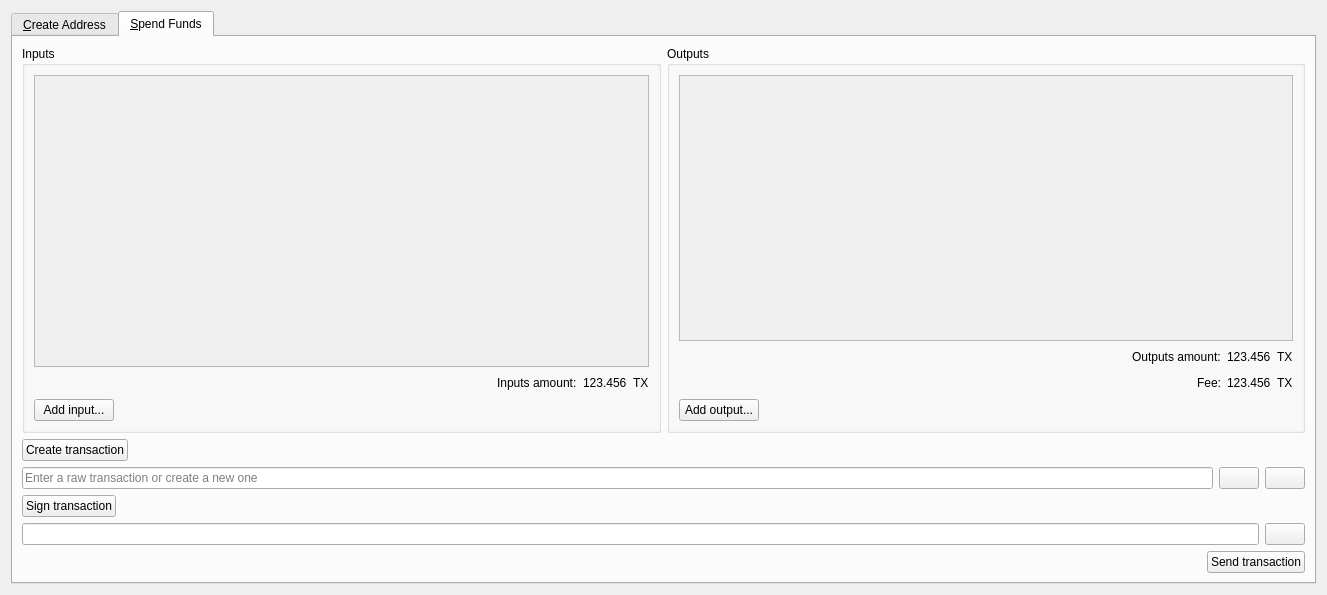
Above: src/qt/forms/multisigdialog.ui from willemjez/ion-old before the change. Below: the same form after it.
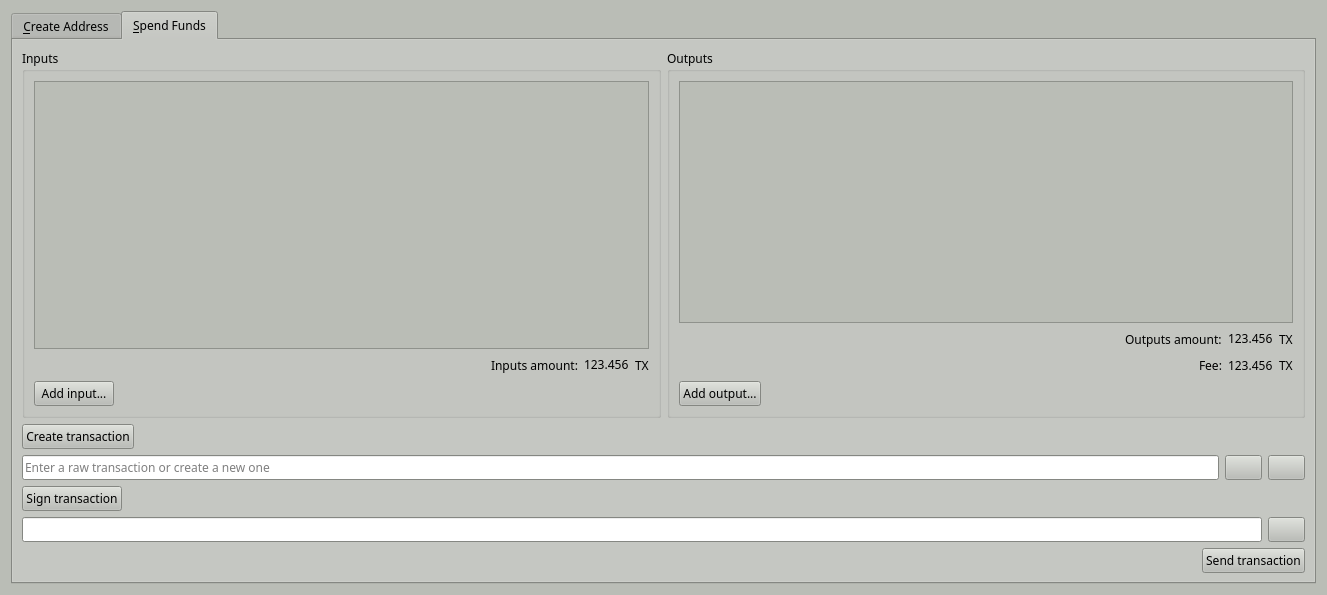
That is the form after the change. The open tabs and pages were chosen to show the change. Icons and pictures are not drawn.

Commit message: 🛠️🛠️🐼 Design, about window 💩 flushed 🚽, 😳files except src dir replaced😳

The edit to the form file:
```diff
--- a/src/qt/forms/multisigdialog.ui
+++ b/src/qt/forms/multisigdialog.ui
@@ -10,6 +10,426 @@
     <height>595</height>
    </rect>
   </property>
+  <property name="palette">
+   <palette>
+    <active>
+     <colorrole role="WindowText">
+      <brush brushstyle="SolidPattern">
+       <color alpha="255">
+        <red>0</red>
+        <green>0</green>
+        <blue>0</blue>
+       </color>
+      </brush>
+     </colorrole>
+     <colorrole role="Button">
+      <brush brushstyle="SolidPattern">
+       <color alpha="255">
+        <red>186</red>
+        <green>189</green>
+        <blue>182</blue>
+       </color>
+      </brush>
+     </colorrole>
+     <colorrole role="Light">
+      <brush brushstyle="SolidPattern">
+       <color alpha="255">
+        <red>255</red>
+        <green>255</green>
+        <blue>255</blue>
+       </color>
+      </brush>
+     </colorrole>
+     <colorrole role="Midlight">
+      <brush brushstyle="SolidPattern">
+       <color alpha="255">
+        <red>220</red>
+        <green>222</green>
+        <blue>218</blue>
+       </color>
+      </brush>
+     </colorrole>
+     <colorrole role="Dark">
+      <brush brushstyle="SolidPattern">
+       <color alpha="255">
+        <red>93</red>
+        <green>94</green>
+        <blue>91</blue>
+       </color>
+      </brush>
+     </colorrole>
+     <colorrole role="Mid">
+      <brush brushstyle="SolidPattern">
+       <color alpha="255">
+        <red>124</red>
+        <green>126</green>
+        <blue>121</blue>
+       </color>
+      </brush>
+     </colorrole>
+     <colorrole role="Text">
+      <brush brushstyle="SolidPattern">
+       <color alpha="255">
+        <red>0</red>
+        <green>0</green>
+        <blue>0</blue>
+       </color>
+      </brush>
+     </colorrole>
+     <colorrole role="BrightText">
+      <brush brushstyle="SolidPattern">
+       <color alpha="255">
+        <red>255</red>
+        <green>255</green>
+        <blue>255</blue>
+       </color>
+      </brush>
+     </colorrole>
+     <colorrole role="ButtonText">
+      <brush brushstyle="SolidPattern">
+       <color alpha="255">
+        <red>0</red>
+        <green>0</green>
+        <blue>0</blue>
+       </color>
+      </brush>
+     </colorrole>
+     <colorrole role="Base">
+      <brush brushstyle="SolidPattern">
+       <color alpha="255">
+        <red>255</red>
+        <green>255</green>
+        <blue>255</blue>
+       </color>
+      </brush>
+     </colorrole>
+     <colorrole role="Window">
+      <brush brushstyle="SolidPattern">
+       <color alpha="255">
+        <red>186</red>
+        <green>189</green>
+        <blue>182</blue>
+       </color>
+      </brush>
+     </colorrole>
+     <colorrole role="Shadow">
+      <brush brushstyle="SolidPattern">
+       <color alpha="255">
+        <red>0</red>
+        <green>0</green>
+        <blue>0</blue>
+       </color>
+      </brush>
+     </colorrole>
+     <colorrole role="AlternateBase">
+      <brush brushstyle="SolidPattern">
+       <color alpha="255">
+        <red>220</red>
+        <green>222</green>
+        <blue>218</blue>
+       </color>
+      </brush>
+     </colorrole>
+     <colorrole role="ToolTipBase">
+      <brush brushstyle="SolidPattern">
+       <color alpha="255">
+        <red>255</red>
+        <green>255</green>
+        <blue>220</blue>
+       </color>
+      </brush>
+     </colorrole>
+     <colorrole role="ToolTipText">
+      <brush brushstyle="SolidPattern">
+       <color alpha="255">
+        <red>0</red>
+        <green>0</green>
+        <blue>0</blue>
+       </color>
+      </brush>
+     </colorrole>
+    </active>
+    <inactive>
+     <colorrole role="WindowText">
+      <brush brushstyle="SolidPattern">
+       <color alpha="255">
+        <red>0</red>
+        <green>0</green>
+        <blue>0</blue>
+       </color>
+      </brush>
+     </colorrole>
+     <colorrole role="Button">
+      <brush brushstyle="SolidPattern">
+       <color alpha="255">
+        <red>186</red>
+        <green>189</green>
+        <blue>182</blue>
+       </color>
+      </brush>
+     </colorrole>
+     <colorrole role="Light">
+      <brush brushstyle="SolidPattern">
+       <color alpha="255">
+        <red>255</red>
+        <green>255</green>
+        <blue>255</blue>
+       </color>
+      </brush>
+     </colorrole>
+     <colorrole role="Midlight">
+      <brush brushstyle="SolidPattern">
+       <color alpha="255">
+        <red>220</red>
+        <green>222</green>
+        <blue>218</blue>
+       </color>
+      </brush>
+     </colorrole>
+     <colorrole role="Dark">
+      <brush brushstyle="SolidPattern">
+       <color alpha="255">
+        <red>93</red>
+        <green>94</green>
+        <blue>91</blue>
+       </color>
+      </brush>
+     </colorrole>
+     <colorrole role="Mid">
+      <brush brushstyle="SolidPattern">
+       <color alpha="255">
+        <red>124</red>
+        <green>126</green>
+        <blue>121</blue>
+       </color>
+      </brush>
+     </colorrole>
+     <colorrole role="Text">
+      <brush brushstyle="SolidPattern">
+       <color alpha="255">
+        <red>0</red>
+        <green>0</green>
+        <blue>0</blue>
+       </color>
+      </brush>
+     </colorrole>
+     <colorrole role="BrightText">
+      <brush brushstyle="SolidPattern">
+       <color alpha="255">
+        <red>255</red>
+        <green>255</green>
+        <blue>255</blue>
+       </color>
+      </brush>
+     </colorrole>
+     <colorrole role="ButtonText">
+      <brush brushstyle="SolidPattern">
+       <color alpha="255">
+        <red>0</red>
+        <green>0</green>
+        <blue>0</blue>
+       </color>
+      </brush>
+     </colorrole>
+     <colorrole role="Base">
+      <brush brushstyle="SolidPattern">
+       <color alpha="255">
+        <red>255</red>
+        <green>255</green>
+        <blue>255</blue>
+       </color>
+      </brush>
+     </colorrole>
+     <colorrole role="Window">
+      <brush brushstyle="SolidPattern">
+       <color alpha="255">
+        <red>186</red>
+        <green>189</green>
+        <blue>182</blue>
+       </color>
+      </brush>
+     </colorrole>
+     <colorrole role="Shadow">
+      <brush brushstyle="SolidPattern">
+       <color alpha="255">
+        <red>0</red>
+        <green>0</green>
+        <blue>0</blue>
+       </color>
+      </brush>
+     </colorrole>
+     <colorrole role="AlternateBase">
+      <brush brushstyle="SolidPattern">
+       <color alpha="255">
+        <red>220</red>
+        <green>222</green>
+        <blue>218</blue>
+       </color>
+      </brush>
+     </colorrole>
+     <colorrole role="ToolTipBase">
+      <brush brushstyle="SolidPattern">
+       <color alpha="255">
+        <red>255</red>
+        <green>255</green>
+        <blue>220</blue>
+       </color>
+      </brush>
+     </colorrole>
+     <colorrole role="ToolTipText">
+      <brush brushstyle="SolidPattern">
+       <color alpha="255">
+        <red>0</red>
+        <green>0</green>
+        <blue>0</blue>
+       </color>
+      </brush>
+     </colorrole>
+    </inactive>
+    <disabled>
+     <colorrole role="WindowText">
+      <brush brushstyle="SolidPattern">
+       <color alpha="255">
+        <red>93</red>
+        <green>94</green>
+        <blue>91</blue>
+       </color>
+      </brush>
+     </colorrole>
+     <colorrole role="Button">
+      <brush brushstyle="SolidPattern">
+       <color alpha="255">
+        <red>186</red>
+        <green>189</green>
+        <blue>182</blue>
+       </color>
+      </brush>
+     </colorrole>
+     <colorrole role="Light">
+      <brush brushstyle="SolidPattern">
+       <color alpha="255">
+        <red>255</red>
+        <green>255</green>
+        <blue>255</blue>
+       </color>
+      </brush>
+     </colorrole>
+     <colorrole role="Midlight">
+      <brush brushstyle="SolidPattern">
+       <color alpha="255">
+        <red>220</red>
+        <green>222</green>
+        <blue>218</blue>
+       </color>
+      </brush>
+     </colorrole>
+     <colorrole role="Dark">
+      <brush brushstyle="SolidPattern">
+       <color alpha="255">
+        <red>93</red>
+        <green>94</green>
+        <blue>91</blue>
+       </color>
+      </brush>
+     </colorrole>
+     <colorrole role="Mid">
+      <brush brushstyle="SolidPattern">
+       <color alpha="255">
+        <red>124</red>
+        <green>126</green>
+        <blue>121</blue>
+       </color>
+      </brush>
+     </colorrole>
+     <colorrole role="Text">
+      <brush brushstyle="SolidPattern">
+       <color alpha="255">
+        <red>93</red>
+        <green>94</green>
+        <blue>91</blue>
+       </color>
+      </brush>
+     </colorrole>
+     <colorrole role="BrightText">
+      <brush brushstyle="SolidPattern">
+       <color alpha="255">
+        <red>255</red>
+        <green>255</green>
+        <blue>255</blue>
+       </color>
+      </brush>
+     </colorrole>
+     <colorrole role="ButtonText">
+      <brush brushstyle="SolidPattern">
+       <color alpha="255">
+        <red>93</red>
+        <green>94</green>
+        <blue>91</blue>
+       </color>
+      </brush>
+     </colorrole>
+     <colorrole role="Base">
+      <brush brushstyle="SolidPattern">
+       <color alpha="255">
+        <red>186</red>
+        <green>189</green>
+        <blue>182</blue>
+       </color>
+      </brush>
+     </colorrole>
+     <colorrole role="Window">
+      <brush brushstyle="SolidPattern">
+       <color alpha="255">
+        <red>186</red>
+        <green>189</green>
+        <blue>182</blue>
+       </color>
+      </brush>
+     </colorrole>
+     <colorrole role="Shadow">
+      <brush brushstyle="SolidPattern">
+       <color alpha="255">
+        <red>0</red>
+        <green>0</green>
+        <blue>0</blue>
+       </color>
+      </brush>
+     </colorrole>
+     <colorrole role="AlternateBase">
+      <brush brushstyle="SolidPattern">
+       <color alpha="255">
+        <red>186</red>
+        <green>189</green>
+        <blue>182</blue>
+       </color>
+      </brush>
+     </colorrole>
+     <colorrole role="ToolTipBase">
+      <brush brushstyle="SolidPattern">
+       <color alpha="255">
+        <red>255</red>
+        <green>255</green>
+        <blue>220</blue>
+       </color>
+      </brush>
+     </colorrole>
+     <colorrole role="ToolTipText">
+      <brush brushstyle="SolidPattern">
+       <color alpha="255">
+        <red>0</red>
+        <green>0</green>
+        <blue>0</blue>
+       </color>
+      </brush>
+     </colorrole>
+    </disabled>
+   </palette>
+  </property>
+  <property name="font">
+   <font>
+    <family>Sawasdee</family>
+   </font>
+  </property>
   <property name="windowTitle">
    <string>Multisig</string>
   </property>
@@ -339,8 +759,8 @@
                   <rect>
                    <x>0</x>
                    <y>0</y>
-                   <width>616</width>
-                   <height>271</height>
+                   <width>613</width>
+                   <height>196</height>
                   </rect>
                  </property>
                  <layout class="QVBoxLayout" name="verticalLayout_4">
@@ -458,8 +878,8 @@
                   <rect>
                    <x>0</x>
                    <y>0</y>
-                   <width>615</width>
-                   <height>243</height>
+                   <width>612</width>
+                   <height>165</height>
                   </rect>
                  </property>
                  <layout class="QVBoxLayout" name="verticalLayout_5">
```
Left out of the diff: 4 changed lines with no effect on the pictures. The commit also changes 555 other files.
